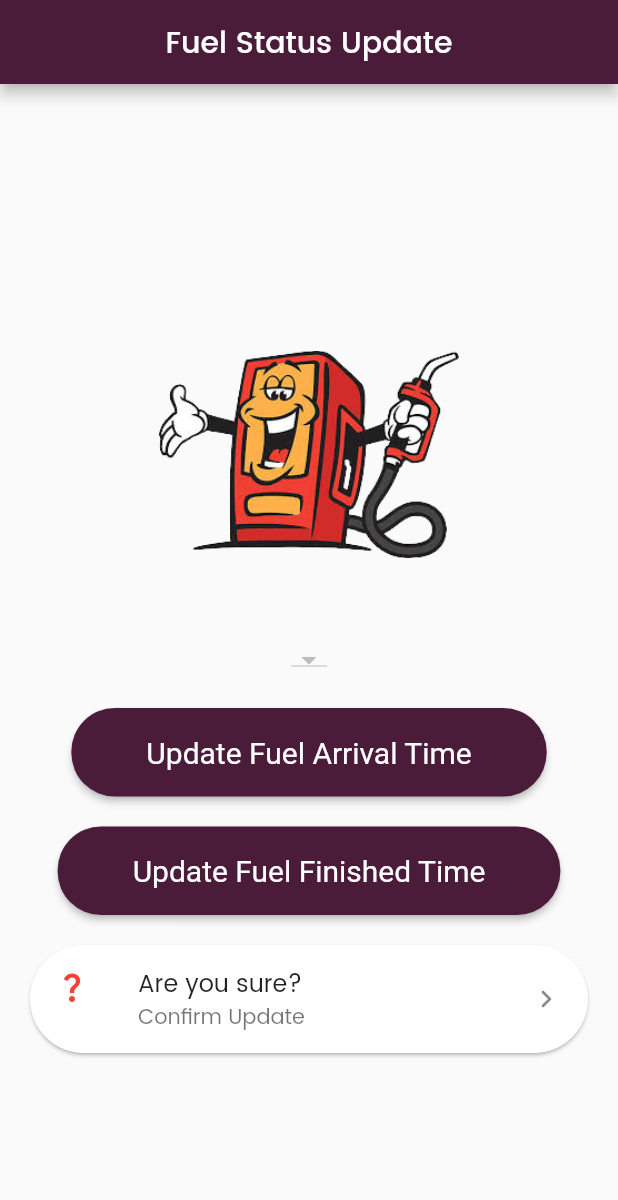
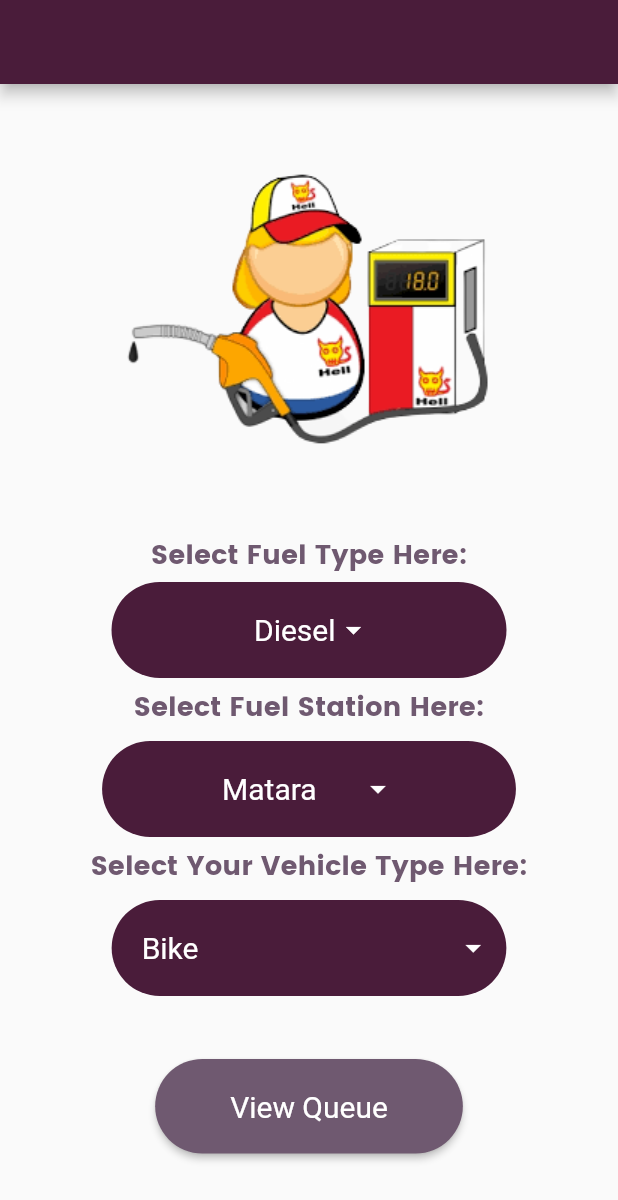
Before and after one commit to Lahiru-Ima/Fuel-App-Front-end, a Flutter app: the screen it shows after launch, on a phone screen of 412 x 824 dp. Shown: the top 1200 px of the screen. Run offline on Flutter 3.47's test engine with Material 2 defaults, Android fonts, the light colour scheme and no system bars; our stand-ins replace quickalert, snippet_coder_utils.

Commit message:
to view queue page

```diff
--- a/lib/main.dart
+++ b/lib/main.dart
@@ -14,6 +14,7 @@ import 'package:fuel_app/screans/signup.dart';
 import 'package:fuel_app/station_owner_screen/fuelStatusUpdateScreen.dart';
 import 'package:fuel_app/station_owner_screen/fuelFinishUpdateScreen.dart';
 import 'package:fuel_app/userOnQueue/queueUpdateScreen.dart';
+import 'package:fuel_app/viewQue/viewQueue.dart';
 import 'package:fuel_app/widgets/navigationBar.dart';
 
 import 'SplashScreen/components/body.dart';
@@ -35,7 +36,8 @@ class FuelApp extends StatelessWidget {
         // home: productScreen(),
         // home: SignUpScreen(),
         // home: SelectVehicle(),
-        home: FuelStatusUpdate(),
+        //home: FuelStatusUpdate(),
+        home: ViewQueue(),
         // home: FuelFinishUpdate(),
         // home: QueueUpdate(),
         // home: SplashBody(),
--- /dev/null
+++ b/lib/viewQue/viewQueue.dart
@@ -0,0 +1,252 @@
+import 'package:flutter/material.dart';
+import 'package:flutter/src/widgets/container.dart';
+import 'package:flutter/src/widgets/framework.dart';
+import 'package:fuel_app/theme.dart';
+
+class ViewQueue extends StatefulWidget {
+  static const routName = "/viewQueue";
+  const ViewQueue({super.key});
+
+  @override
+  State<ViewQueue> createState() => _ViewQueueState();
+}
+
+class _ViewQueueState extends State<ViewQueue> {
+  _ViewQueueState() {
+    _selectedVal = _vehicleType[0];
+    _selectFuelStation = _fuelStation[0];
+    _selectFuelType = _fuelType[0];
+  }
+
+  final _fuelType = [
+    "Diesel",
+    "Petrol",
+  ];
+
+  final _fuelStation = [
+    "Matara",
+    "Akuressa",
+    "Galle",
+    "Nugegoda",
+    "Kottawa",
+    "Horana"
+  ];
+
+  final _vehicleType = [
+    "Bike",
+    "3Wheel",
+    "Quardricycle",
+    "Car",
+    "Van",
+    "Bus",
+    "Lorry",
+    "Special purpose vehicle",
+    "Land vehicles"
+  ];
+
+  String? _selectFuelType = "";
+  String? _selectFuelStation = "";
+  String? _selectedVal = "";
+  String? _displayText = "";
+
+  @override
+  Widget build(BuildContext context) {
+    return Scaffold(
+      appBar: AppBar(
+        backgroundColor: kPrimaryColor,
+      ),
+      body: Container(
+        child: Center(
+          child: Column(
+            mainAxisAlignment: MainAxisAlignment.start,
+            crossAxisAlignment: CrossAxisAlignment.center,
+            children: [
+              const Image(
+                image: AssetImage('images/fuelWoman.png'),
+                height: 300,
+                width: 300,
+              ),
+              Text(
+                "Select Fuel Type Here:",
+                style: TextStyle(
+                    fontSize: 18,
+                    fontWeight: FontWeight.bold,
+                    color: kSecondaryColor),
+              ),
+              SizedBox(
+                height: 5,
+              ),
+              Container(
+                padding: EdgeInsets.fromLTRB(95, 8, 90, 8),
+                decoration: BoxDecoration(
+                    color: kPrimaryColor,
+                    borderRadius: BorderRadius.circular(40)
+                    //.copyWith(bottomRight: Radius.circular(0)),
+                    ),
+                child: new DropdownButtonHideUnderline(
+                  child: DropdownButton(
+                    style: const TextStyle(
+                      color: Colors.white, //<-- SEE HERE
+                      fontSize: 20,
+                      //fontWeight: FontWeight.bold
+                    ),
+                    dropdownColor: kPrimaryColor,
+                    icon: const Icon(
+                      Icons.arrow_drop_down,
+                      color: Colors.white, // <-- SEE HERE
+                    ),
+                    value: _selectFuelType,
+                    items: _fuelType
+                        .map((e) => DropdownMenuItem(
+                              child: Text(e),
+                              value: e,
+                            ))
+                        .toList(),
+                    onChanged: (val) {
+                      setState(() {
+                        _selectFuelType = val as String;
+                      });
+                    },
+                  ),
+                ),
+              ),
+              SizedBox(
+                height: 5,
+              ),
+              Text(
+                "Select Fuel Station Here:",
+                style: TextStyle(
+                    fontSize: 18,
+                    fontWeight: FontWeight.bold,
+                    color: kSecondaryColor),
+              ),
+              SizedBox(
+                height: 10,
+              ),
+              Container(
+                padding: EdgeInsets.fromLTRB(80, 8, 80, 8),
+                decoration: BoxDecoration(
+                  color: kPrimaryColor,
+                  borderRadius: BorderRadius.circular(40),
+                ),
+                child: new DropdownButtonHideUnderline(
+                  child: DropdownButton(
+                    style: const TextStyle(
+                      color: Colors.white, //<-- SEE HERE
+                      fontSize: 20,
+                    ),
+                    dropdownColor: kPrimaryColor,
+                    icon: const Icon(
+                      Icons.arrow_drop_down,
+                      color: Colors.white, // <-- SEE HERE
+                    ),
+                    value: _selectFuelStation,
+                    items: _fuelStation
+                        .map((e) => DropdownMenuItem(
+                              child: Text(e),
+                              value: e,
+                            ))
+                        .toList(),
+                    onChanged: (val) {
+                      setState(() {
+                        _selectFuelStation = val as String;
+                      });
+                    },
+                  ),
+                ),
+              ),
+              SizedBox(
+                height: 5,
+              ),
+              Text(
+                "Select Your Vehicle Type Here:",
+                style: TextStyle(
+                    fontSize: 18,
+                    fontWeight: FontWeight.bold,
+                    color: kSecondaryColor),
+              ),
+              SizedBox(
+                height: 10,
+              ),
+              Container(
+                padding: EdgeInsets.fromLTRB(20, 8, 10, 8),
+                decoration: BoxDecoration(
+                    color: kPrimaryColor,
+                    borderRadius: BorderRadius.circular(40)
+                    //.copyWith(bottomRight: Radius.circular(0)),
+                    ),
+                child: new DropdownButtonHideUnderline(
+                  child: DropdownButton(
+                    style: const TextStyle(
+                      color: Colors.white, //<-- SEE HERE
+                      fontSize: 20,
+                      //fontWeight: FontWeight.bold
+                    ),
+                    dropdownColor: kPrimaryColor,
+                    icon: Icon(
+                      Icons.arrow_drop_down,
+                      color: Colors.white, // <-- SEE HERE
+                    ),
+                    value: _selectedVal,
+                    items: _vehicleType
+                        .map((e) => DropdownMenuItem(
+                              child: Text(e),
+                              value: e,
+                            ))
+                        .toList(),
+                    onChanged: (val) {
+                      setState(() {
+                        _selectedVal = val as String;
+
+                        //petrol
+                        if (_selectedVal == _vehicleType[0]) {
+                          _displayText = "You can buy maximum 4L for a week";
+                        }
+                        if (_selectedVal == _vehicleType[1]) {
+                          _displayText = "You can buy maximum  5L for a week";
+                        }
+                        if (_selectedVal == _vehicleType[2]) {
+                          _displayText = "You can buy maximum 4L for a week";
+                        }
+                        if (_selectedVal == _vehicleType[3]) {
+                          _displayText = "You can buy maximum  20L for a week";
+                        }
+                      });
+                    },
+                  ),
+                ),
+              ),
+              SizedBox(
+                height: 10,
+              ),
+              Text(
+                _displayText!,
+                style: TextStyle(fontSize: 18, fontWeight: FontWeight.bold),
+              ),
+              SizedBox(
+                height: 5,
+              ),
+              ElevatedButton(
+                onPressed: () {
+                  Navigator.pushNamed(context, '/queueUpdateScreen');
+                },
+                child: Text("View Queue"),
+                style: ElevatedButton.styleFrom(
+                  backgroundColor: kSecondaryColor,
+                  padding:
+                      const EdgeInsets.symmetric(horizontal: 50, vertical: 20),
+                  textStyle: const TextStyle(
+                    fontSize: 20,
+                  ),
+                  shape: RoundedRectangleBorder(
+                    borderRadius: BorderRadius.circular(40.0),
+                  ),
+                ),
+              ),
+            ],
+          ),
+        ),
+      ),
+    );
+  }
+}
```
